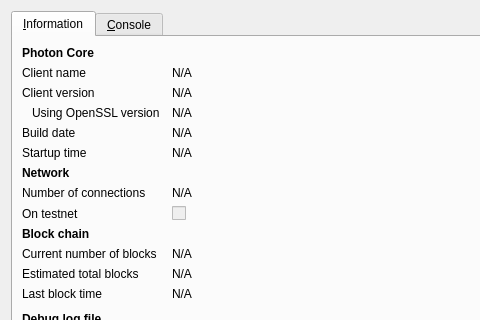
Old version of the form src/qt/forms/rpcconsole.ui in the repository photonproject/photon; both pictures show x 0 to 480 and y 0 to 320 of the 740 by 450 pixel window.
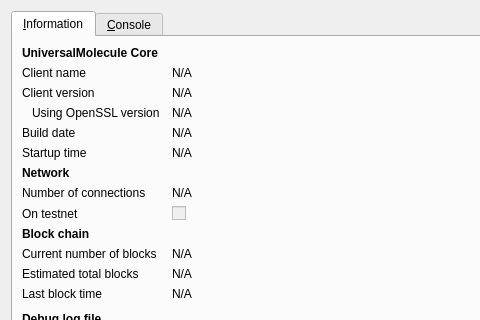
New version of the form. Icons and pictures are not drawn.

Commit message: Fixed difficulty averaging for reward decrease from block 3000 onwards Fixed "Photon core" to "UniversalMolecule core" Made the window pop up on clicking a universalmolecule: URI

The edit to the form file:
```diff
--- a/src/qt/forms/rpcconsole.ui
+++ b/src/qt/forms/rpcconsole.ui
@@ -36,7 +36,7 @@
           </font>
          </property>
          <property name="text">
-          <string>Photon Core</string>
+          <string>UniversalMolecule Core</string>
          </property>
         </widget>
        </item>
```
The commit also changes 4 other files.
